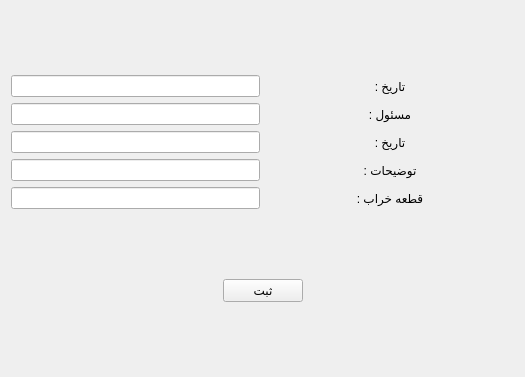
Old version of the form serviceedit.ui in the repository kia-far/QtDBS.
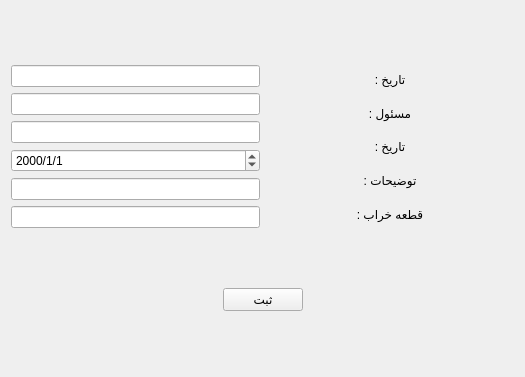
New version of the form.

Commit message: alot of changes. The build kit was changed from 5.12.12 to 5.15.2 which is the last of the 5.x because the before the 5.14 version there wasn't a QCalendar we could use to show the jalali calendar. Now the calendar is fixed, so we can show the dateEdit with the jalali calendar and also today's date will be loaded in the form of the jalali calendar by default which is what we were after!

```diff
--- a/serviceedit.ui
+++ b/serviceedit.ui
@@ -58,6 +58,16 @@
        <property name="sizeConstraint">
         <enum>QLayout::SetNoConstraint</enum>
        </property>
+       <item row="4" column="0">
+        <widget class="QLineEdit" name="lineEdit_4">
+         <property name="sizePolicy">
+          <sizepolicy hsizetype="Preferred" vsizetype="Fixed">
+           <horstretch>0</horstretch>
+           <verstretch>0</verstretch>
+          </sizepolicy>
+         </property>
+        </widget>
+       </item>
        <item row="0" column="0">
         <widget class="QLineEdit" name="lineEdit">
          <property name="sizePolicy">
@@ -88,17 +98,7 @@
          </property>
         </widget>
        </item>
-       <item row="3" column="0">
-        <widget class="QLineEdit" name="lineEdit_4">
-         <property name="sizePolicy">
-          <sizepolicy hsizetype="Preferred" vsizetype="Fixed">
-           <horstretch>0</horstretch>
-           <verstretch>0</verstretch>
-          </sizepolicy>
-         </property>
-        </widget>
-       </item>
-       <item row="4" column="0">
+       <item row="5" column="0">
         <widget class="QLineEdit" name="lineEdit_5">
          <property name="sizePolicy">
           <sizepolicy hsizetype="Preferred" vsizetype="Fixed">
@@ -108,6 +108,16 @@
          </property>
         </widget>
        </item>
+       <item row="3" column="0">
+        <widget class="QDateEdit" name="dateEdit">
+         <property name="displayFormat">
+          <string>yyyy/M/d</string>
+         </property>
+         <property name="calendarPopup">
+          <bool>false</bool>
+         </property>
+        </widget>
+       </item>
       </layout>
      </item>
      <item row="0" column="2">
```
Left out of the diff: 88 changed lines with no effect on the pictures. The commit also changes 912 other files.
